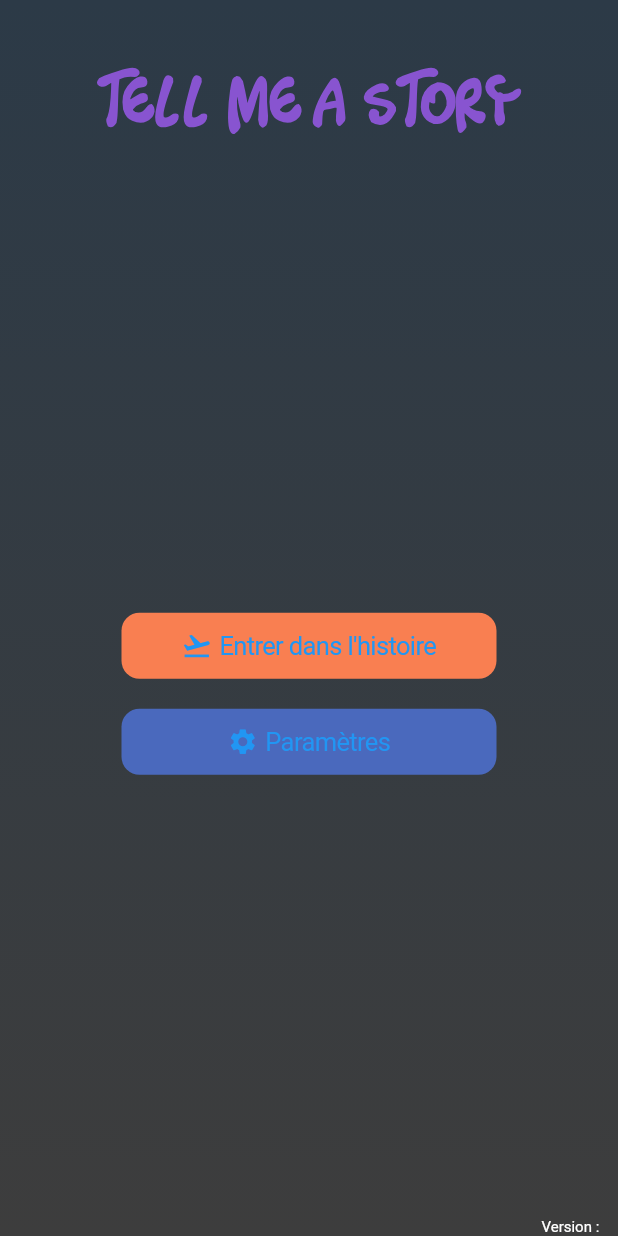
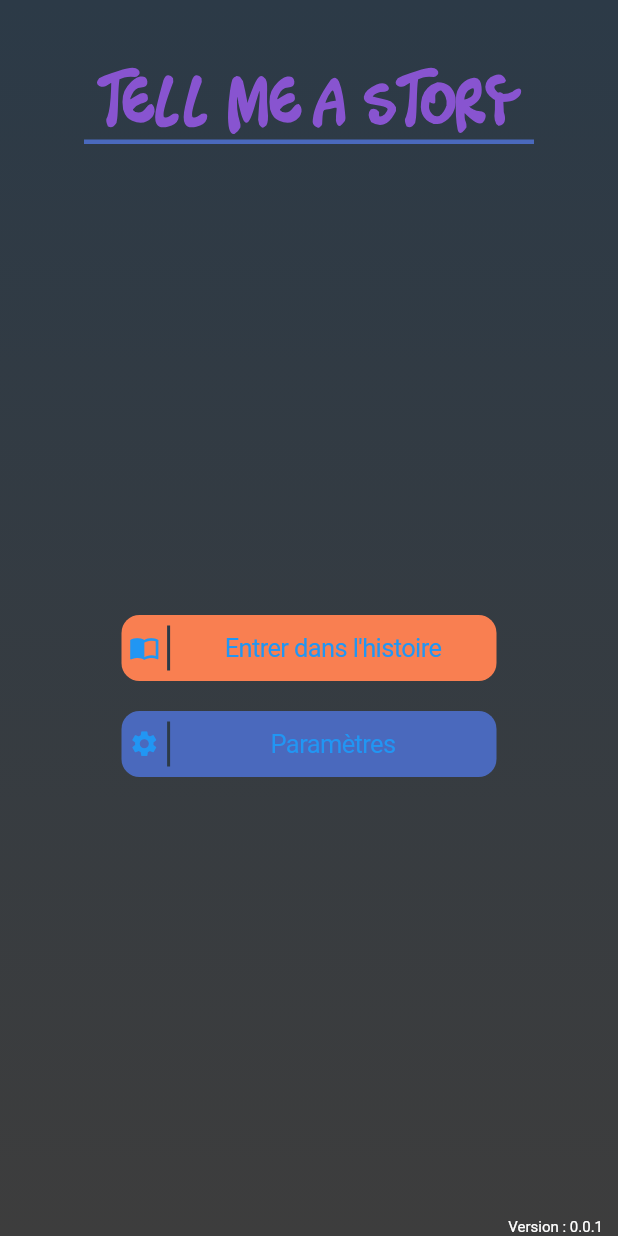
Before and after one commit to JujuDesFruits/Tell-me-a-story, a Flutter app: the screen it shows after launch, on a phone screen of 412 x 824 dp. Run offline on Flutter 3.47's test engine with Material 2 defaults, Android fonts, the phone set to English and light mode, and no system bars; our stand-ins replace package_info.

Commit message:
Settings screen & new design for buttons and home screen

```diff
--- a/mobile_app/tell_me_a_story/lib/CustomWidget/CustomButton.dart
+++ b/mobile_app/tell_me_a_story/lib/CustomWidget/CustomButton.dart
@@ -1,5 +1,7 @@
 import 'package:flutter/cupertino.dart';
+import 'package:flutter/material.dart';
 import 'package:flutter/widgets.dart';
+import 'package:tell_me_a_story/Utils/Colors.dart';
 
 class CustomButton extends StatefulWidget {
   double width;
@@ -21,8 +23,31 @@ class _CustomButtonState extends State<CustomButton> {
     List<Widget> content = new List();
     if (widget.icon != null)
       content.add(
-          Container(margin: EdgeInsets.only(right: 5), child: widget.icon));
-    if (widget.content != null) content.add(widget.content);
+        Container(
+          margin: EdgeInsets.only(right: 5),
+          child: Row(
+            children: <Widget>[
+              widget.icon,
+              Container(
+                margin: EdgeInsets.only(left: 5),
+                width: 2,
+                height: 30,
+                color: CustomColors.background,
+              )
+            ],
+          ),
+        ),
+      );
+
+    if (widget.content != null)
+      content.add(
+        Expanded(
+          child: Column(
+            crossAxisAlignment: CrossAxisAlignment.center,
+            children: <Widget>[widget.content],
+          ),
+        ),
+      );
 
     return Container(
       margin: EdgeInsets.all(10),
@@ -32,7 +57,7 @@ class _CustomButtonState extends State<CustomButton> {
         onPressed: widget.callBack == null ? () {} : widget.callBack,
         color: widget.color,
         child: Row(
-          mainAxisAlignment: MainAxisAlignment.center,
+          // mainAxisAlignment: MainAxisAlignment.center,
           children: content,
         ),
       ),
--- a/mobile_app/tell_me_a_story/lib/Home/Home.dart
+++ b/mobile_app/tell_me_a_story/lib/Home/Home.dart
@@ -2,6 +2,7 @@ import 'package:flutter/cupertino.dart';
 import 'package:flutter/material.dart';
 import 'package:flutter/services.dart';
 import 'package:tell_me_a_story/CustomWidget/CustomButton.dart';
+import 'package:tell_me_a_story/Settings/Settings.dart';
 import 'package:tell_me_a_story/Utils/Colors.dart';
 import 'package:package_info/package_info.dart';
 
@@ -23,13 +24,13 @@ class _HomeState extends State<Home> {
   void initData() async {
     PackageInfo packageInfo = await PackageInfo.fromPlatform();
     _version = packageInfo.version;
+    setState(() {});
   }
 
   @override
   Widget build(BuildContext context) {
     SystemChrome.setEnabledSystemUIOverlays([]);
     return Scaffold(
-      // backgroundColor: CustomColors.background,
       body: Container(
         decoration: BoxDecoration(
           gradient: LinearGradient(
@@ -44,13 +45,22 @@ class _HomeState extends State<Home> {
             Container(
               margin: EdgeInsets.only(top: 40, left: 5, right: 5, bottom: 20),
               child: Center(
-                child: Text(
+                child: Column(
+                  children: <Widget>[
+                    Text(
                       "Tell me a story",
                       style: TextStyle(
                           color: CustomColors.primary,
                           fontSize: 38,
                           fontWeight: FontWeight.w900,
                           fontFamily: "Timoteo"),
+                    ),
+                    Container(
+                      width: 300,
+                      height: 3,
+                      color: CustomColors.lightBlue,
+                    )
+                  ],
                 ),
               ),
             ),
@@ -62,13 +72,19 @@ class _HomeState extends State<Home> {
                     width: buttonWidth,
                     color: CustomColors.secondary,
                     content: Text("Entrer dans l'histoire"),
-                    icon: Icon(Icons.flight_takeoff),
+                    icon: Icon(Icons.import_contacts),
                   ),
                   CustomButton(
                     width: buttonWidth,
                     color: CustomColors.lightBlue,
                     content: Text("Paramètres"),
                     icon: Icon(Icons.settings),
+                    callBack: () {
+                      Navigator.of(context)
+                          .push(MaterialPageRoute(builder: (context) {
+                        return Settings();
+                      }));
+                    },
                   ),
                 ],
               ),
--- a/mobile_app/tell_me_a_story/lib/Utils/Colors.dart
+++ b/mobile_app/tell_me_a_story/lib/Utils/Colors.dart
@@ -10,4 +10,5 @@ class CustomColors {
   static Color lightBlue = Color(0xff4a69bd);
   static Color blue = Color(0xff1e3799);
   static Color grenateRed = Color(0xffc0392b);
+  static Color paleYellow = Color(0xfff7d794);
 }
```
Also changed, not shown: mobile_app/tell_me_a_story/lib/Settings/Settings.dart (added, +76 -0 lines). Lines whose indentation alone changed are shown as unchanged.
